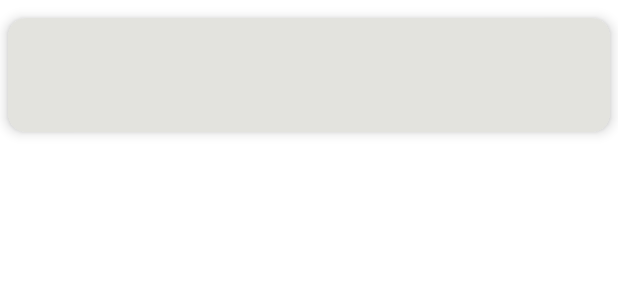
After one commit to winkydes/SubMarker, an Android app: the layout suggested_subscription_card.xml on its own in the app's theme, with its tools: preview values and no code run, on a phone screen of 412 x 824 dp. The commit adds this screen. Shown: the top 300 px of the screen. Run offline under Robolectric (Android 15) with nearby library versions, the phone set to English and light mode, and no system bars.

Commit message:
add suggested subscription dialog and autofill function

```diff
--- a/app/src/main/java/com/example/submarker/fragments/HomeFragment.kt
+++ b/app/src/main/java/com/example/submarker/fragments/HomeFragment.kt
@@ -42,7 +42,7 @@ class HomeFragment : Fragment() {
         loadSubscriptions()
         recyclerView = binding.subRecyclerView
         recyclerView.adapter = SubscriptionAdapter(subscriptionList)
-        recyclerView.layoutManager = LinearLayoutManager(context);
+        recyclerView.layoutManager = LinearLayoutManager(context)
     }
 
     override fun onDestroyView() {
--- a/app/src/main/res/layout/activity_add_subscription.xml
+++ b/app/src/main/res/layout/activity_add_subscription.xml
@@ -169,6 +169,7 @@
         android:layout_height="wrap_content"
         android:lines="1"
         android:maxLines="1"
+        android:inputType="number"
         android:layout_marginTop="@dimen/common_margin"
         android:layout_marginHorizontal="@dimen/common_margin"
         app:layout_constraintTop_toBottomOf="@id/tv_price"
--- /dev/null
+++ b/app/src/main/res/layout/suggested_subscription_card.xml
@@ -0,0 +1,45 @@
+<?xml version="1.0" encoding="utf-8"?>
+<androidx.cardview.widget.CardView xmlns:android="http://schemas.android.com/apk/res/android"
+    xmlns:app="http://schemas.android.com/apk/res-auto"
+    android:id="@+id/card_view"
+    android:layout_width="match_parent"
+    android:layout_height="wrap_content"
+    android:layout_marginHorizontal="5dp"
+    android:layout_marginVertical="@dimen/common_margin"
+    android:padding="@dimen/common_padding"
+    app:cardBackgroundColor="@color/cardColor"
+    app:cardCornerRadius="@dimen/common_margin"
+    app:cardElevation="5dp">
+    <LinearLayout
+        android:layout_width="match_parent"
+        android:layout_height="wrap_content"
+        android:orientation="horizontal"
+        android:padding="@dimen/common_padding">
+
+        <LinearLayout
+            android:layout_width="wrap_content"
+            android:layout_height="wrap_content"
+            android:orientation="vertical"
+            android:layout_gravity="center_vertical"
+            android:layout_marginEnd="@dimen/common_margin">
+            <TextView
+                android:id="@+id/tv_price"
+                android:layout_width="wrap_content"
+                android:layout_height="wrap_content"
+                android:textSize="@dimen/large_textSize"/>
+
+            <TextView
+                android:id="@+id/tv_period"
+                android:layout_width="wrap_content"
+                android:layout_height="wrap_content"
+                android:textSize="11sp"/>
+        </LinearLayout>
+        <TextView
+            android:id="@+id/tv_subscription_name"
+            android:layout_width="wrap_content"
+            android:layout_height="wrap_content"
+            android:layout_gravity="center"
+            android:textAppearance="?android:attr/textAppearanceLarge"/>
+
+    </LinearLayout>
+</androidx.cardview.widget.CardView>
```
Also changed, not shown: app/src/main/java/com/example/submarker/activities/AddSubscriptionActivity.kt (+76 -21 lines), app/src/main/java/com/example/submarker/adapters/SuggestedSubscriptionAdapter.kt (added, +51 -0 lines), app/src/main/java/com/example/submarker/data/SuggestedSubscription.kt (added, +19 -0 lines), app/src/main/res/layout/dialog_possible_name.xml (added, +16 -0 lines).
